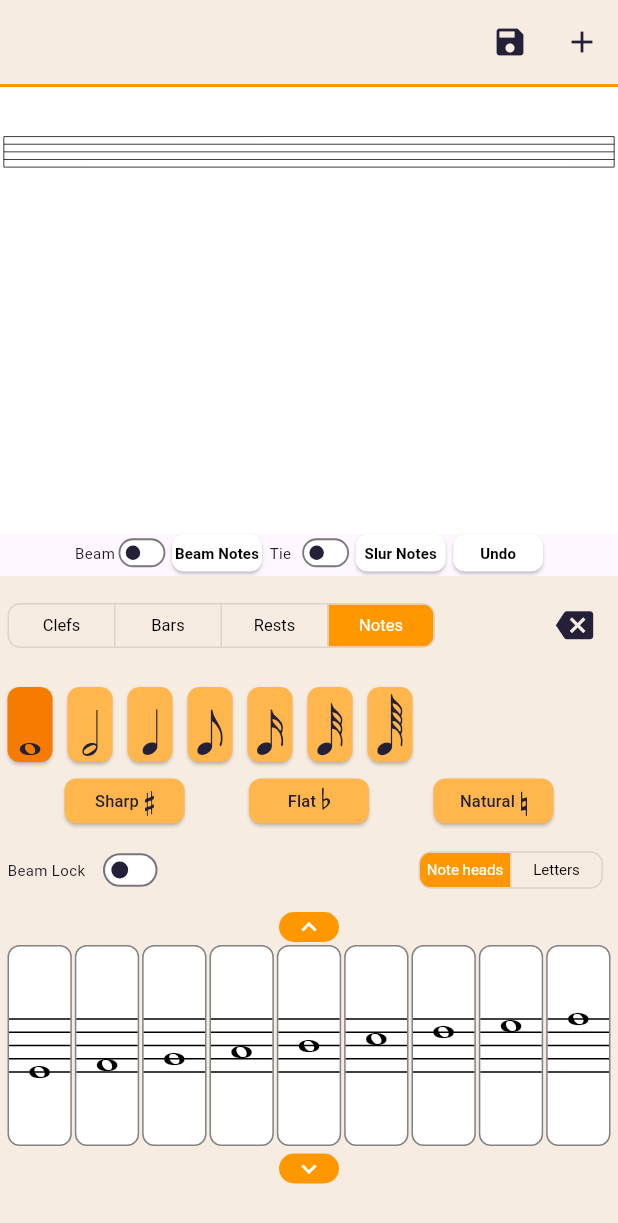
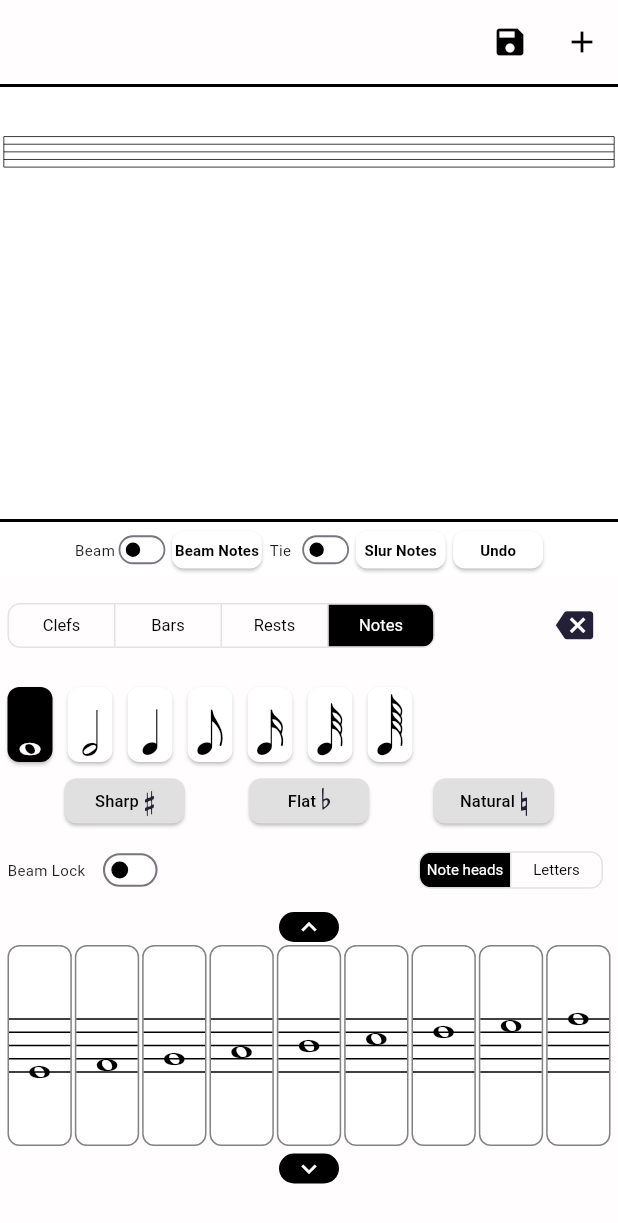
Before and after one commit to dev-softaztech/music_keyboard, a Flutter app: the screen it shows after launch, after a tap on "Bars", after a tap on "Rests", after a tap on "Notes", on a phone screen of 412 x 824 dp. Shown: the top 1223 px of the screen. Run offline on Flutter 3.47's test engine with Material 3 defaults, Android fonts, the phone set to English and light mode, and no system bars; drawn by our look-alikes of screenshot; our stand-ins replace fluttertoast; missing offline and left inert: gal; generated files the repository leaves out were written again.

Commit message:
Changed to black&white colour scheme

```diff
--- a/lib/src/app.dart
+++ b/lib/src/app.dart
@@ -58,16 +58,18 @@ class MyApp extends StatelessWidget {
           theme: ThemeData(
             // Customize AppBar color
             appBarTheme: AppBarTheme(
-              backgroundColor: Color(0xFFF7ECE1), // AppBar background color
-              foregroundColor: Color(0xFF242038), // AppBar text/icon color
+              backgroundColor: const Color.fromARGB(
+                  255, 255, 253, 253), // AppBar background color
+              foregroundColor: Colors.black, // AppBar text/icon color
             ),
           ),
           darkTheme: //ThemeData.dark(),
               ThemeData(
             // Customize AppBar color
             appBarTheme: AppBarTheme(
-              backgroundColor: Color(0xFFF7ECE1), // AppBar background color
-              foregroundColor: Color(0xFF242038), // AppBar text/icon color
+              backgroundColor: const Color.fromARGB(
+                  255, 255, 253, 253), // AppBar background color
+              foregroundColor: Colors.black, // AppBar text/icon color
             ),
           ),
           themeMode: settingsController.themeMode,
--- a/lib/src/screens/keyboard_screen.dart
+++ b/lib/src/screens/keyboard_screen.dart
@@ -335,7 +335,7 @@ class _NoteInputScreenState extends State<NoteInputScreen> {
         bottom: PreferredSize(
           preferredSize: const Size.fromHeight(2.0), // Border thickness
           child: Container(
-            color: Colors.orange, // Border color
+            color: Colors.black, // Border color
             height: 2.0, // Border height
           ),
         ),
@@ -363,17 +363,9 @@ class _NoteInputScreenState extends State<NoteInputScreen> {
             left: 0,
             right: 0,
             child: ColoredBox(
-              color: const Color(0xFFF7ECE1),
+              color: const Color.fromARGB(255, 255, 253, 253),
               child: Container(
-                height: 440, // Increased height for the keyboard area
-                /*decoration: const BoxDecoration(
-                  border: Border(
-                    top: BorderSide(
-                      color: Colors.orange, // Set the border color
-                      width: 2.0, // Set the border width
-                    ),
-                  ),
-                ),*/
+                height: 440,
                 padding: const EdgeInsets.fromLTRB(0, 5, 0, 0),
                 child: Column(
                   children: [
@@ -410,7 +402,7 @@ class _NoteInputScreenState extends State<NoteInputScreen> {
                                 },
                                 borderRadius: BorderRadius.circular(8.0),
                                 selectedColor: Colors.white,
-                                fillColor: Colors.orange,
+                                fillColor: Colors.black,
                                 color: Colors.black,
                                 constraints: const BoxConstraints(
                                   minHeight: 28.0,
--- a/lib/src/widgets/keyboard/letters_keyboard/keyboard_by_notes.dart
+++ b/lib/src/widgets/keyboard/letters_keyboard/keyboard_by_notes.dart
@@ -45,7 +45,7 @@ class KeyboardByNotes extends StatelessWidget {
               height: 50, // Set fixed height
               child: ElevatedButton(
                 style: ElevatedButton.styleFrom(
-                  backgroundColor: Colors.orange,
+                  backgroundColor: Colors.black,
                   shape: RoundedRectangleBorder(
                     borderRadius: BorderRadius.circular(8),
                   ),
--- a/lib/src/widgets/keyboard/letters_keyboard/number_selector_radio_buttons.dart
+++ b/lib/src/widgets/keyboard/letters_keyboard/number_selector_radio_buttons.dart
@@ -23,10 +23,10 @@ class NumberSelectorRadioButtons extends StatelessWidget {
             width: 30,
             height: 40,
             decoration: BoxDecoration(
-              color: isSelected ? Colors.orange[700] : Colors.orange[300],
+              color: isSelected ? Colors.black : Colors.grey[100],
               borderRadius: BorderRadius.circular(8),
               border: Border.all(
-                color: isSelected ? Colors.orange[900]! : Colors.orange[500]!,
+                color: Colors.black,
                 width: 2,
               ),
             ),
@@ -34,7 +34,7 @@ class NumberSelectorRadioButtons extends StatelessWidget {
             child: Text(
               '$number',
               style: TextStyle(
-                color: Colors.white,
+                color: isSelected ? Colors.white : Colors.black,
                 fontSize: 20,
                 fontWeight: FontWeight.bold,
               ),
--- a/lib/src/widgets/keyboard/note_head_keyboard/keyboard_by_symbols.dart
+++ b/lib/src/widgets/keyboard/note_head_keyboard/keyboard_by_symbols.dart
@@ -134,7 +134,7 @@ class _KeyboardBySymbolsState extends State<KeyboardBySymbols>
                   height: 20,
                   width: 40,
                   decoration: BoxDecoration(
-                    color: Colors.orange,
+                    color: Colors.black,
                     borderRadius: BorderRadius.circular(10),
                   ),
                   child: InkWell(
@@ -193,7 +193,7 @@ class _KeyboardBySymbolsState extends State<KeyboardBySymbols>
                   height: 20,
                   width: 40,
                   decoration: BoxDecoration(
-                    color: Colors.orange,
+                    color: Colors.black,
                     borderRadius: BorderRadius.circular(10),
                   ),
                   child: InkWell(
--- a/lib/src/widgets/keyboard/notes_keyboard_layout.dart
+++ b/lib/src/widgets/keyboard/notes_keyboard_layout.dart
@@ -112,7 +112,7 @@ class _NotesKeyboardLayoutState extends State<NotesKeyboardLayout> {
                 decoration: BoxDecoration(
                   color: Colors.white,
                   borderRadius: BorderRadius.circular(12),
-                  border: Border.all(color: Colors.orange.shade300),
+                  border: Border.all(color: Colors.white),
                 ),
                 width: popupWidth,
                 height: popupHeight,
@@ -181,7 +181,7 @@ class _NotesKeyboardLayoutState extends State<NotesKeyboardLayout> {
           },
           child: Container(
             decoration: BoxDecoration(
-              color: Colors.orange.shade100,
+              color: Colors.grey.shade100,
               borderRadius: BorderRadius.circular(8),
             ),
             child: Center(
@@ -282,10 +282,10 @@ class _NotesKeyboardLayoutState extends State<NotesKeyboardLayout> {
         },
         style: ElevatedButton.styleFrom(
           backgroundColor: isActive
-              ? Colors.orange[700]
+              ? Colors.grey[700]
               : isSelected
-                  ? Colors.orange[500] // Shaded when selected
-                  : Colors.orange[300],
+                  ? Colors.grey[500] // Shaded when selected
+                  : Colors.grey[300],
           shape: RoundedRectangleBorder(
             borderRadius: BorderRadius.circular(8),
           ),
@@ -298,7 +298,7 @@ class _NotesKeyboardLayoutState extends State<NotesKeyboardLayout> {
               label,
               style: const TextStyle(
                 fontSize: 11,
-                color: Color(0xFF242038),
+                color: Colors.black,
               ),
             ),
             const SizedBox(width: 4),
@@ -394,9 +394,8 @@ class _NotesKeyboardLayoutState extends State<NotesKeyboardLayout> {
                             provider.updateSelectedCharacter(character);
                           },
                           style: ElevatedButton.styleFrom(
-                            backgroundColor: isSelected
-                                ? Colors.orange[700]
-                                : Colors.orange[300],
+                            backgroundColor:
+                                isSelected ? Colors.black : Colors.white,
                             shape: RoundedRectangleBorder(
                               borderRadius: BorderRadius.circular(8),
                             ),
@@ -410,10 +409,10 @@ class _NotesKeyboardLayoutState extends State<NotesKeyboardLayout> {
                                     : const Offset(0, 0),
                             child: Text(
                               character,
-                              style: const TextStyle(
+                              style: TextStyle(
                                 fontFamily: 'Bravura',
                                 fontSize: 30,
-                                color: Color(0xFF242038),
+                                color: isSelected ? Colors.white : Colors.black,
                                 height: 1.0,
                               ),
                             ),
@@ -452,10 +451,10 @@ class _NotesKeyboardLayoutState extends State<NotesKeyboardLayout> {
                     builder: (context, provider, _) => Transform.scale(
                       scale: 0.7,
                       child: Switch(
-                        inactiveThumbColor: const Color(0xFF242038),
+                        inactiveThumbColor: Colors.black,
                         inactiveTrackColor: Colors.white,
-                        activeColor: const Color(0xFF242038),
-                        activeTrackColor: Colors.orange,
+                        activeColor: Colors.white,
+                        activeTrackColor: Colors.black,
                         value: provider.isConnected,
                         onChanged: (value) {
                           provider.toggleConnection(value);
@@ -479,7 +478,7 @@ class _NotesKeyboardLayoutState extends State<NotesKeyboardLayout> {
                   },
                   borderRadius: BorderRadius.circular(8.0),
                   selectedColor: Colors.white,
-                  fillColor: Colors.orange,
+                  fillColor: Colors.black,
                   color: Colors.black,
                   constraints: const BoxConstraints(
                     minHeight: 23.0,
--- a/lib/src/widgets/main_sheet/music_sheet_container.dart
+++ b/lib/src/widgets/main_sheet/music_sheet_container.dart
@@ -164,7 +164,7 @@ class _MusicSheetContainerState extends State<MusicSheetContainer> {
           [selectedNoteProvider.selectedIndex];
     }
 
-    var keyboardHeight = 470;
+    var keyboardHeight = 480;
     var canvasHeight = widget.screenSize.height -
         AppBar().preferredSize.height -
         keyboardHeight -
@@ -256,7 +256,17 @@ class _MusicSheetContainerState extends State<MusicSheetContainer> {
               ),
             ),
         ]),
-        Row(
+        PreferredSize(
+          preferredSize: const Size.fromHeight(2.0), // Border thickness
+          child: Container(
+            color: Colors.black, // Border color
+            height: 2.0, // Border height
+          ),
+        ),
+        Container(
+            color: Colors.white,
+            padding: const EdgeInsets.all(6),
+            child: Row(
               spacing: 5,
               mainAxisAlignment: MainAxisAlignment.center,
               children: [
@@ -272,10 +282,10 @@ class _MusicSheetContainerState extends State<MusicSheetContainer> {
                           constraints:
                               BoxConstraints.tight(Size(30, 20)), // Custom size
                           child: Switch(
-                        inactiveThumbColor: const Color(0xFF242038),
+                            inactiveThumbColor: Colors.black,
                             inactiveTrackColor: Colors.white,
-                        activeColor: const Color(0xFF242038),
-                        activeTrackColor: Colors.orange,
+                            activeColor: Colors.white,
+                            activeTrackColor: Colors.black,
                             value: selectedNote.isConnected,
                             onChanged: (newValue) {
                               setState(() {
@@ -297,12 +307,14 @@ class _MusicSheetContainerState extends State<MusicSheetContainer> {
                               .enableBeaming();
                           ScaffoldMessenger.of(context).showSnackBar(
                             const SnackBar(
-                            content: Text("Select a second note to beam to.")),
+                                content:
+                                    Text("Select a second note to beam to.")),
                           );
                         });
                       },
                       style: ElevatedButton.styleFrom(
-                    backgroundColor: const Color.fromARGB(255, 255, 255, 255),
+                        backgroundColor:
+                            const Color.fromARGB(255, 255, 255, 255),
                         shape: RoundedRectangleBorder(
                           borderRadius: BorderRadius.circular(8),
                         ),
@@ -329,10 +341,10 @@ class _MusicSheetContainerState extends State<MusicSheetContainer> {
                           constraints:
                               BoxConstraints.tight(Size(30, 20)), // Custom size
                           child: Switch(
-                        inactiveThumbColor: const Color(0xFF242038),
+                            inactiveThumbColor: Colors.black,
                             inactiveTrackColor: Colors.white,
-                        activeColor: const Color(0xFF242038),
-                        activeTrackColor: Colors.orange,
+                            activeColor: Colors.white,
+                            activeTrackColor: Colors.black,
                             value: selectedNote.isTiedToNext,
                             onChanged: (newValue) {
                               setState(() {
@@ -365,11 +377,13 @@ class _MusicSheetContainerState extends State<MusicSheetContainer> {
                             .enableSlurring();
                         ScaffoldMessenger.of(context).showSnackBar(
                           const SnackBar(
-                          content: Text("Select a second note to add slur.")),
+                              content:
+                                  Text("Select a second note to add slur.")),
                         );
                       },
                       style: ElevatedButton.styleFrom(
-                    backgroundColor: const Color.fromARGB(255, 255, 255, 255),
+                        backgroundColor:
+                            const Color.fromARGB(255, 255, 255, 255),
                         shape: RoundedRectangleBorder(
                           borderRadius: BorderRadius.circular(8),
                         ),
@@ -412,7 +426,7 @@ class _MusicSheetContainerState extends State<MusicSheetContainer> {
                   ),
                 )
               ],
-        )
+            ))
       ],
     );
   }
```
Also changed, not shown: 4 other files. Lines whose indentation alone changed are shown as unchanged.
